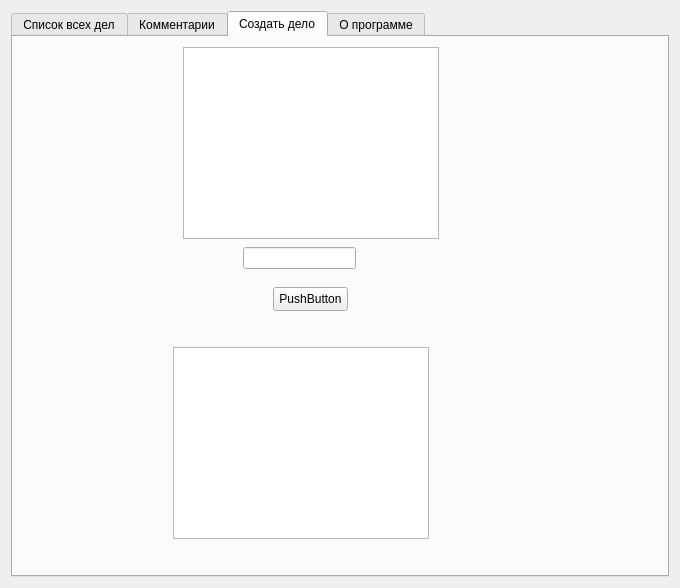
Before: the Qt Designer form ui/zachet.ui in alexxxesss/PYQT_Alexeenko, drawn with Qt 5.
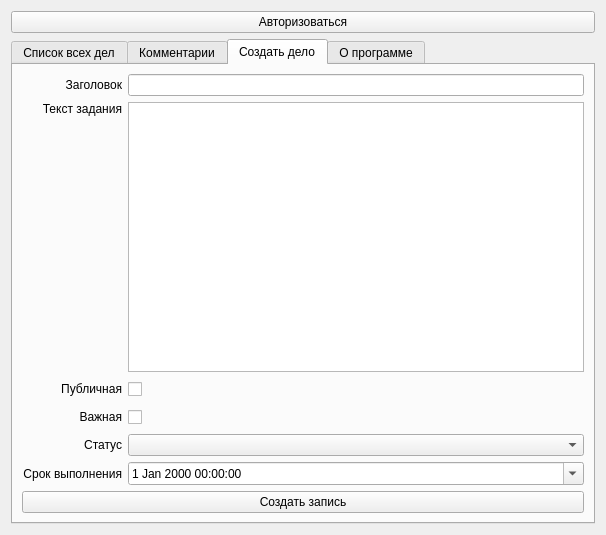
After: the same form once the commit is applied.

```diff
--- a/ui/zachet.ui
+++ b/ui/zachet.ui
@@ -6,15 +6,22 @@
    <rect>
     <x>0</x>
     <y>0</y>
-    <width>680</width>
-    <height>588</height>
+    <width>606</width>
+    <height>535</height>
    </rect>
   </property>
   <property name="windowTitle">
    <string>Form</string>
   </property>
   <layout class="QGridLayout" name="gridLayout">
-   <item row="0" column="0">
+   <item row="0" column="1">
+    <widget class="QPushButton" name="pushButtonLogin">
+     <property name="text">
+      <string>Авторизоваться</string>
+     </property>
+    </widget>
+   </item>
+   <item row="1" column="1">
     <widget class="QTabWidget" name="tabWidget">
      <property name="currentIndex">
       <number>2</number>
@@ -52,49 +59,273 @@
       <attribute name="title">
        <string>Создать дело</string>
       </attribute>
-      <widget class="QPushButton" name="get_one_todo">
-       <property name="geometry">
-        <rect>
-         <x>260</x>
-         <y>250</y>
-         <width>75</width>
-         <height>24</height>
-        </rect>
-       </property>
-       <property name="text">
-        <string>PushButton</string>
-       </property>
-      </widget>
-      <widget class="QPlainTextEdit" name="plainTextEdit_2">
-       <property name="geometry">
-        <rect>
-         <x>160</x>
-         <y>310</y>
-         <width>256</width>
-         <height>192</height>
-        </rect>
-       </property>
-      </widget>
-      <widget class="QTableView" name="tableView_2">
-       <property name="geometry">
-        <rect>
-         <x>170</x>
-         <y>10</y>
-         <width>256</width>
-         <height>192</height>
-        </rect>
-       </property>
-      </widget>
-      <widget class="QLineEdit" name="lineEdit">
-       <property name="geometry">
-        <rect>
-         <x>230</x>
-         <y>210</y>
-         <width>113</width>
-         <height>22</height>
-        </rect>
-       </property>
-      </widget>
+      <layout class="QVBoxLayout" name="verticalLayout_2">
+       <item>
+        <layout class="QHBoxLayout" name="horizontalLayout">
+         <item>
+          <widget class="QLabel" name="label">
+           <property name="minimumSize">
+            <size>
+             <width>100</width>
+             <height>22</height>
+            </size>
+           </property>
+           <property name="contextMenuPolicy">
+            <enum>Qt::DefaultContextMenu</enum>
+           </property>
+           <property name="layoutDirection">
+            <enum>Qt::LeftToRight</enum>
+           </property>
+           <property name="text">
+            <string>Заголовок</string>
+           </property>
+           <property name="alignment">
+            <set>Qt::AlignRight|Qt::AlignTrailing|Qt::AlignVCenter</set>
+           </property>
+          </widget>
+         </item>
+         <item>
+          <widget class="QLineEdit" name="lineEdit">
+           <property name="minimumSize">
+            <size>
+             <width>120</width>
+             <height>22</height>
+            </size>
+           </property>
+          </widget>
+         </item>
+        </layout>
+       </item>
+       <item>
+        <layout class="QHBoxLayout" name="horizontalLayout_2">
+         <item>
+          <widget class="QLabel" name="label_2">
+           <property name="minimumSize">
+            <size>
+             <width>100</width>
+             <height>22</height>
+            </size>
+           </property>
+           <property name="contextMenuPolicy">
+            <enum>Qt::DefaultContextMenu</enum>
+           </property>
+           <property name="layoutDirection">
+            <enum>Qt::LeftToRight</enum>
+           </property>
+           <property name="text">
+            <string>Текст задания</string>
+           </property>
+           <property name="alignment">
+            <set>Qt::AlignRight|Qt::AlignTop|Qt::AlignTrailing</set>
+           </property>
+          </widget>
+         </item>
+         <item>
+          <widget class="QTextEdit" name="textEdit">
+           <property name="minimumSize">
+            <size>
+             <width>120</width>
+             <height>0</height>
+            </size>
+           </property>
+          </widget>
+         </item>
+        </layout>
+       </item>
+       <item>
+        <layout class="QHBoxLayout" name="horizontalLayout_3">
+         <item>
+          <widget class="QLabel" name="label_3">
+           <property name="minimumSize">
+            <size>
+             <width>100</width>
+             <height>22</height>
+            </size>
+           </property>
+           <property name="maximumSize">
+            <size>
+             <width>80</width>
+             <height>16777215</height>
+            </size>
+           </property>
+           <property name="contextMenuPolicy">
+            <enum>Qt::DefaultContextMenu</enum>
+           </property>
+           <property name="layoutDirection">
+            <enum>Qt::LeftToRight</enum>
+           </property>
+           <property name="text">
+            <string>Публичная</string>
+           </property>
+           <property name="alignment">
+            <set>Qt::AlignRight|Qt::AlignTrailing|Qt::AlignVCenter</set>
+           </property>
+          </widget>
+         </item>
+         <item>
+          <widget class="QCheckBox" name="checkBox">
+           <property name="minimumSize">
+            <size>
+             <width>120</width>
+             <height>22</height>
+            </size>
+           </property>
+           <property name="text">
+            <string/>
+           </property>
+          </widget>
+         </item>
+        </layout>
+       </item>
+       <item>
+        <layout class="QHBoxLayout" name="horizontalLayout_4">
+         <item>
+          <widget class="QLabel" name="label_4">
+           <property name="minimumSize">
+            <size>
+             <width>100</width>
+             <height>22</height>
+            </size>
+           </property>
+           <property name="maximumSize">
+            <size>
+             <width>80</width>
+             <height>16777215</height>
+            </size>
+           </property>
+           <property name="contextMenuPolicy">
+            <enum>Qt::DefaultContextMenu</enum>
+           </property>
+           <property name="layoutDirection">
+            <enum>Qt::LeftToRight</enum>
+           </property>
+           <property name="text">
+            <string>Важная</string>
+           </property>
+           <property name="alignment">
+            <set>Qt::AlignRight|Qt::AlignTrailing|Qt::AlignVCenter</set>
+           </property>
+          </widget>
+         </item>
+         <item>
+          <widget class="QCheckBox" name="checkBox_2">
+           <property name="minimumSize">
+            <size>
+             <width>120</width>
+             <height>22</height>
+            </size>
+           </property>
+           <property name="text">
+            <string/>
+           </property>
+          </widget>
+         </item>
+        </layout>
+       </item>
+       <item>
+        <layout class="QHBoxLayout" name="horizontalLayout_5">
+         <item>
+          <widget class="QLabel" name="label_5">
+           <property name="minimumSize">
+            <size>
+             <width>100</width>
+             <height>22</height>
+            </size>
+           </property>
+           <property name="maximumSize">
+            <size>
+             <width>80</width>
+             <height>16777215</height>
+            </size>
+           </property>
+           <property name="contextMenuPolicy">
+            <enum>Qt::DefaultContextMenu</enum>
+           </property>
+           <property name="layoutDirection">
+            <enum>Qt::LeftToRight</enum>
+           </property>
+           <property name="text">
+            <string>Статус</string>
+           </property>
+           <property name="alignment">
+            <set>Qt::AlignRight|Qt::AlignTrailing|Qt::AlignVCenter</set>
+           </property>
+          </widget>
+         </item>
+         <item>
+          <widget class="QComboBox" name="comboBox">
+           <property name="minimumSize">
+            <size>
+             <width>120</width>
+             <height>22</height>
+            </size>
+           </property>
+          </widget>
+         </item>
+        </layout>
+       </item>
+       <item>
+        <layout class="QHBoxLayout" name="horizontalLayout_6">
+         <item>
+          <widget class="QLabel" name="label_6">
+           <property name="minimumSize">
+            <size>
+             <width>100</width>
+             <height>22</height>
+            </size>
+           </property>
+           <property name="maximumSize">
+            <size>
+             <width>80</width>
+             <height>16777215</height>
+            </size>
+           </property>
+           <property name="contextMenuPolicy">
+            <enum>Qt::DefaultContextMenu</enum>
+           </property>
+           <property name="layoutDirection">
+            <enum>Qt::LeftToRight</enum>
+           </property>
+           <property name="text">
+            <string>Срок выполнения</string>
+           </property>
+           <property name="alignment">
+            <set>Qt::AlignRight|Qt::AlignTrailing|Qt::AlignVCenter</set>
+           </property>
+          </widget>
+         </item>
+         <item>
+          <widget class="QDateTimeEdit" name="dateTimeEdit">
+           <property name="minimumSize">
+            <size>
+             <width>120</width>
+             <height>22</height>
+            </size>
+           </property>
+           <property name="contextMenuPolicy">
+            <enum>Qt::DefaultContextMenu</enum>
+           </property>
+           <property name="currentSection">
+            <enum>QDateTimeEdit::YearSection</enum>
+           </property>
+           <property name="calendarPopup">
+            <bool>true</bool>
+           </property>
+           <property name="timeSpec">
+            <enum>Qt::UTC</enum>
+           </property>
+          </widget>
+         </item>
+        </layout>
+       </item>
+       <item>
+        <widget class="QPushButton" name="create_todo">
+         <property name="text">
+          <string>Создать запись</string>
+         </property>
+        </widget>
+       </item>
+      </layout>
      </widget>
      <widget class="QWidget" name="tab_4">
       <attribute name="title">
```
